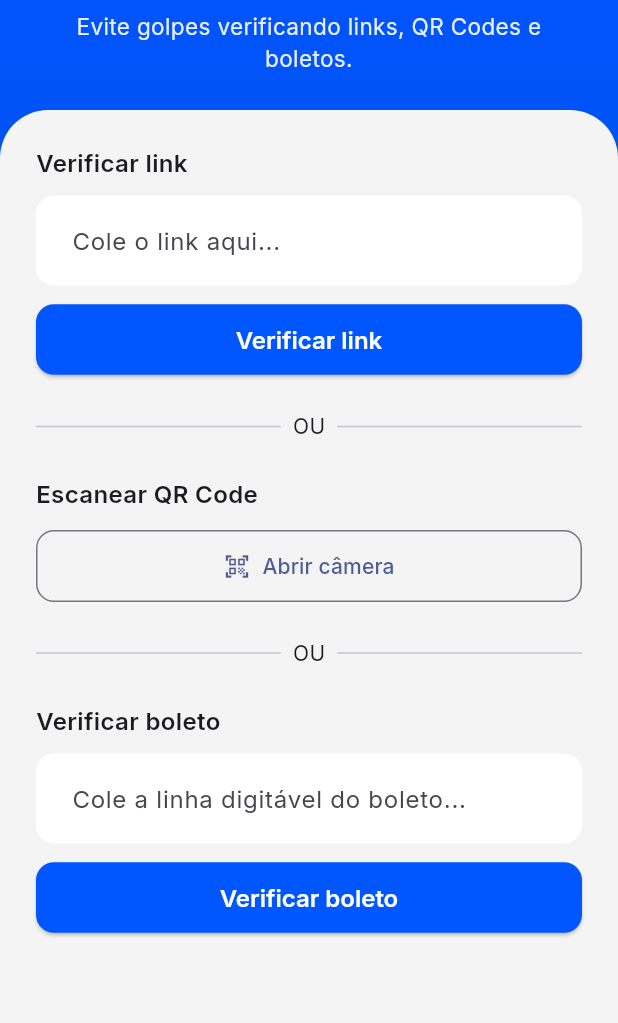
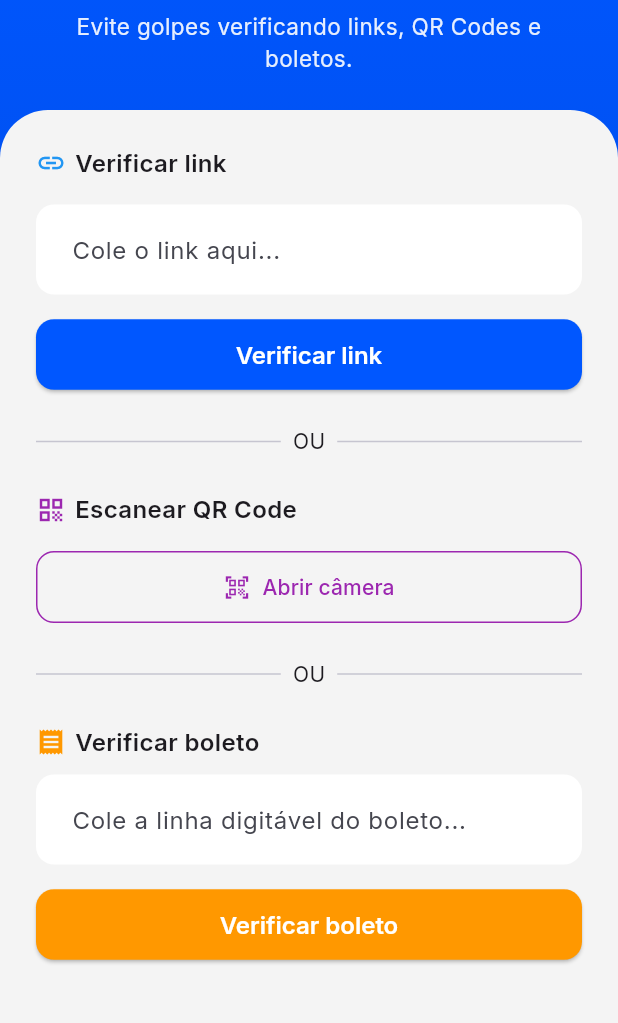
Before and after one commit to CHECKHUB-BRAZIL/buskei-frontend-flutter, a Flutter app: the HomePage screen opened directly, on a phone screen of 412 x 824 dp, the part 106-1129 px from its top. Run offline on Flutter 3.47's test engine with Material 3 defaults, Android fonts, the phone set to English and light mode, and no system bars; our stand-ins replace connectivity_plus, dartz, dio, equatable, flutter_secure_storage, flutter_svg and 3 more; accounts and stored records are empty; network calls fail.

Commit message:
feat(ui): redesign home screen with colored actions and improved layout

```diff
--- a/lib/features/home/presentation/pages/home_page.dart
+++ b/lib/features/home/presentation/pages/home_page.dart
@@ -97,9 +97,9 @@ class _HomePageState extends State<HomePage> {
                     padding: const EdgeInsets.all(24),
                     child: ListView(
                       children: [
-                        // 🔗 LINK
-                        _sectionTitle("Verificar link"),
-                        const SizedBox(height: 10),
+                        // LINK
+                        _sectionTitle("Verificar link", Icons.link, Colors.blue),
+                        const SizedBox(height: 16),
 
                         TextField(
                           controller: linkController,
@@ -107,11 +107,12 @@ class _HomePageState extends State<HomePage> {
                               _inputDecoration("Cole o link aqui..."),
                         ),
 
-                        const SizedBox(height: 12),
+                        const SizedBox(height: 16),
 
                         _primaryButton(
                           text: "Verificar link",
                           onTap: checkLink,
+                          color: const Color(0xFF0057FF),
                         ),
 
                         const SizedBox(height: 24),
@@ -120,9 +121,9 @@ class _HomePageState extends State<HomePage> {
 
                         const SizedBox(height: 24),
 
-                        // 📷 QR
-                        _sectionTitle("Escanear QR Code"),
-                        const SizedBox(height: 12),
+                        // QR
+                        _sectionTitle("Escanear QR Code", Icons.qr_code, Colors.purple),
+                        const SizedBox(height: 16),
 
                         _secondaryButton(
                           text: "Abrir câmera",
@@ -136,8 +137,8 @@ class _HomePageState extends State<HomePage> {
 
                         const SizedBox(height: 24),
 
-                        // 💸 BOLETO
-                        _sectionTitle("Verificar boleto"),
+                        // BOLETO
+                        _sectionTitle("Verificar boleto", Icons.receipt, Colors.orange),
                         const SizedBox(height: 10),
 
                         TextField(
@@ -146,11 +147,12 @@ class _HomePageState extends State<HomePage> {
                               "Cole a linha digitável do boleto..."),
                         ),
 
-                        const SizedBox(height: 12),
+                        const SizedBox(height: 16),
 
                         _primaryButton(
                           text: "Verificar boleto",
                           onTap: checkBoleto,
+                          color: Colors.orange,
                         ),
 
                         const SizedBox(height: 24),
@@ -185,13 +187,14 @@ class _HomePageState extends State<HomePage> {
   Widget _primaryButton({
     required String text,
     required VoidCallback onTap,
+    required Color color,
   }) {
     return SizedBox(
       width: double.infinity,
       child: ElevatedButton(
         onPressed: onTap,
         style: ElevatedButton.styleFrom(
-          backgroundColor: const Color(0xFF0057FF),
+          backgroundColor: color,
           padding: const EdgeInsets.symmetric(vertical: 14),
           shape: RoundedRectangleBorder(
             borderRadius: BorderRadius.circular(12),
@@ -201,6 +204,7 @@ class _HomePageState extends State<HomePage> {
           text,
           style: GoogleFonts.inter(
             fontWeight: FontWeight.w600,
+            color: Colors.white,
           ),
         ),
       ),
@@ -217,6 +221,8 @@ class _HomePageState extends State<HomePage> {
       icon: Icon(icon),
       label: Text(text),
       style: OutlinedButton.styleFrom(
+        foregroundColor: Colors.purple,
+        side: const BorderSide(color: Colors.purple),
         padding: const EdgeInsets.symmetric(vertical: 14),
         shape: RoundedRectangleBorder(
           borderRadius: BorderRadius.circular(12),
@@ -238,21 +244,41 @@ class _HomePageState extends State<HomePage> {
     );
   }
 
-  Widget _sectionTitle(String text) {
-    return Text(
-      text,
-      style: GoogleFonts.inter(
-        fontSize: 16,
-        fontWeight: FontWeight.w600,
-      ),
+  Widget _sectionTitle(String text, IconData icon, Color color) {
+    return Row(
+      children: [
+        Icon(icon, color: color, size: 20),
+        const SizedBox(width: 6),
+        Text(
+          text,
+          style: GoogleFonts.inter(
+            fontSize: 16,
+            fontWeight: FontWeight.w600,
+          ),
+        ),
+      ],
     );
   }
 
   Widget _resultCard() {
+    Color bgColor;
+    Color textColor;
+
+    if (result!.contains("🔴")) {
+      bgColor = Colors.red.shade50;
+      textColor = Colors.red;
+    } else if (result!.contains("🟡")) {
+      bgColor = Colors.orange.shade50;
+      textColor = Colors.orange;
+    } else {
+      bgColor = Colors.green.shade50;
+      textColor = Colors.green;
+    }
+
     return Container(
       padding: const EdgeInsets.all(16),
       decoration: BoxDecoration(
-        color: Colors.white,
+        color: bgColor,
         borderRadius: BorderRadius.circular(16),
       ),
       child: Column(
@@ -262,6 +288,7 @@ class _HomePageState extends State<HomePage> {
             result!,
             style: GoogleFonts.inter(
               fontWeight: FontWeight.bold,
+              color: textColor,
             ),
           ),
           const SizedBox(height: 8),
```
